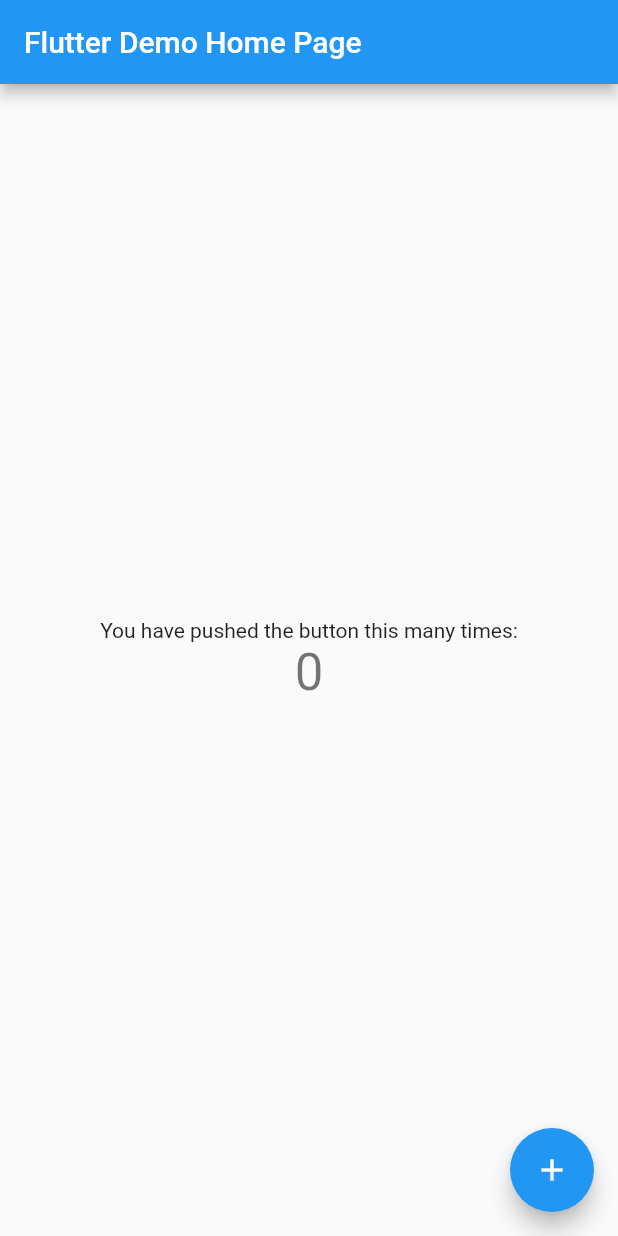
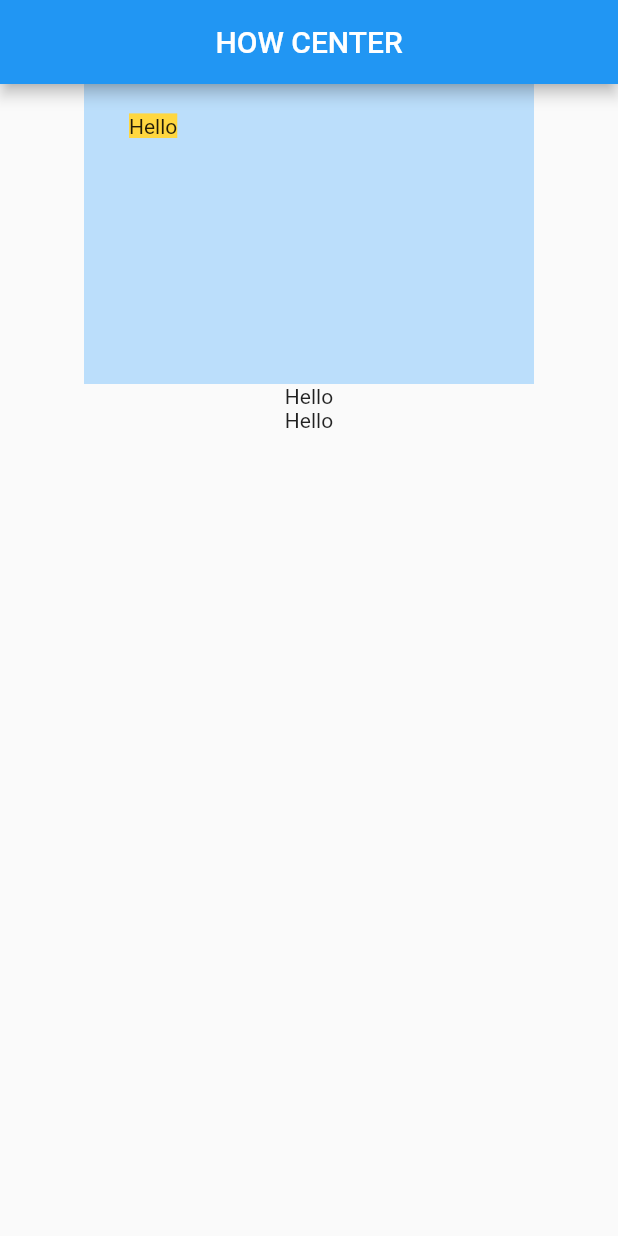
Before and after one commit to log2348/workspace_flutter, a Flutter app: the screen it shows after launch, on a phone screen of 412 x 824 dp. Run offline on Flutter 3.47's test engine with Material 2 defaults, Android fonts, the phone set to English and light mode, and no system bars; our stand-ins replace flutter_svg.

```diff
--- a/flutter_how_center/lib/main.dart
+++ b/flutter_how_center/lib/main.dart
@@ -7,109 +7,55 @@ void main() {
 class MyApp extends StatelessWidget {
   const MyApp({Key? key}) : super(key: key);
 
-  // This widget is the root of your application.
   @override
   Widget build(BuildContext context) {
     return MaterialApp(
-      title: 'Flutter Demo',
-      theme: ThemeData(
-        // This is the theme of your application.
-        //
-        // Try running your application with "flutter run". You'll see the
-        // application has a blue toolbar. Then, without quitting the app, try
-        // changing the primarySwatch below to Colors.green and then invoke
-        // "hot reload" (press "r" in the console where you ran "flutter run",
-        // or simply save your changes to "hot reload" in a Flutter IDE).
-        // Notice that the counter didn't reset back to zero; the application
-        // is not restarted.
-        primarySwatch: Colors.blue,
-      ),
-      home: const MyHomePage(title: 'Flutter Demo Home Page'),
+      home: MyCard(),
     );
   }
 }
 
-class MyHomePage extends StatefulWidget {
-  const MyHomePage({Key? key, required this.title}) : super(key: key);
-
-  // This widget is the home page of your application. It is stateful, meaning
-  // that it has a State object (defined below) that contains fields that affect
-  // how it looks.
-
-  // This class is the configuration for the state. It holds the values (in this
-  // case the title) provided by the parent (in this case the App widget) and
-  // used by the build method of the State. Fields in a Widget subclass are
-  // always marked "final".
-
-  final String title;
-
-  @override
-  State<MyHomePage> createState() => _MyHomePageState();
-}
-
-class _MyHomePageState extends State<MyHomePage> {
-  int _counter = 0;
-
-  void _incrementCounter() {
-    setState(() {
-      // This call to setState tells the Flutter framework that something has
-      // changed in this State, which causes it to rerun the build method below
-      // so that the display can reflect the updated values. If we changed
-      // _counter without calling setState(), then the build method would not be
-      // called again, and so nothing would appear to happen.
-      _counter++;
-    });
-  }
+class MyCard extends StatelessWidget {
+  const MyCard({Key? key}) : super(key: key);
 
   @override
   Widget build(BuildContext context) {
-    // This method is rerun every time setState is called, for instance as done
-    // by the _incrementCounter method above.
-    //
-    // The Flutter framework has been optimized to make rerunning build methods
-    // fast, so that you can just rebuild anything that needs updating rather
-    // than having to individually change instances of widgets.
     return Scaffold(
       appBar: AppBar(
-        // Here we take the value from the MyHomePage object that was created by
-        // the App.build method, and use it to set our appbar title.
-        title: Text(widget.title),
+        title: Text("HOW CENTER"),
+        centerTitle: true,
       ),
+      /**
+       * 화면 정 가운데 매치 공식 기본
+       *
+       * 1. Center 위젯은 가로축으로 가운데 정렬
+       * 2. 세로축으로 가운데 정렬은 Column + mainAxisAlignment.center
+       * 공식 Center + Column(MainAxisAlignment.center)
+       */
       body: Center(
-        // Center is a layout widget. It takes a single child and positions it
-        // in the middle of the parent.
         child: Column(
-          // Column is also a layout widget. It takes a list of children and
-          // arranges them vertically. By default, it sizes itself to fit its
-          // children horizontally, and tries to be as tall as its parent.
-          //
-          // Invoke "debug painting" (press "p" in the console, choose the
-          // "Toggle Debug Paint" action from the Flutter Inspector in Android
-          // Studio, or the "Toggle Debug Paint" command in Visual Studio Code)
-          // to see the wireframe for each widget.
-          //
-          // Column has various properties to control how it sizes itself and
-          // how it positions its children. Here we use mainAxisAlignment to
-          // center the children vertically; the main axis here is the vertical
-          // axis because Columns are vertical (the cross axis would be
-          // horizontal).
-          mainAxisAlignment: MainAxisAlignment.center,
-          children: <Widget>[
-            const Text(
-              'You have pushed the button this many times:',
+          mainAxisAlignment: MainAxisAlignment.start,
+          children: [
+            Container(
+              color: Colors.blue[100],
+              width: 300,
+              height: 200,
+              child: Padding(
+                // EdgeInsets : 가장자리에 공간을 삽입하라
+                padding: const EdgeInsets.fromLTRB(30.0, 20.0, 0, 0),
+                child: Text(
+                  "Hello",
+                  style: TextStyle(
+                    backgroundColor: Colors.amberAccent,
+                  ),
+                ),
+              ),
             ),
-            Text(
-              '$_counter',
-              style: Theme.of(context).textTheme.headline4,
-            ),
+            Text("Hello"),
+            Text("Hello"),
           ],
         ),
       ),
-      floatingActionButton: FloatingActionButton(
-        onPressed: _incrementCounter,
-        tooltip: 'Increment',
-        child: const Icon(Icons.add),
-      ), // This trailing comma makes auto-formatting nicer for build methods.
     );
   }
 }
```
Also changed, not shown: flutter_ex_1/lib/main.dart (+52 -4 lines).
